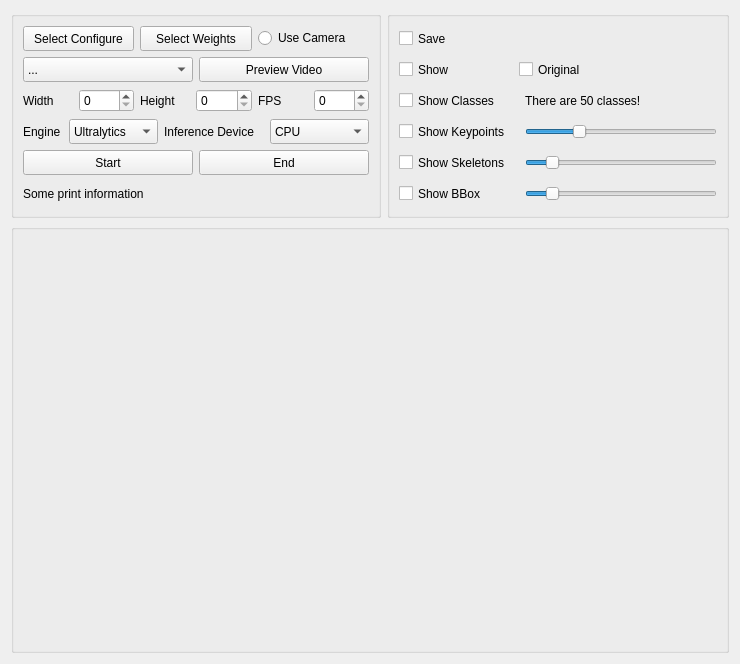
The window that animalposetracker/gui/ui/animalposeinference.ui (wux024/AnimalPoseTracker) describes before a commit, drawn with Qt 5.
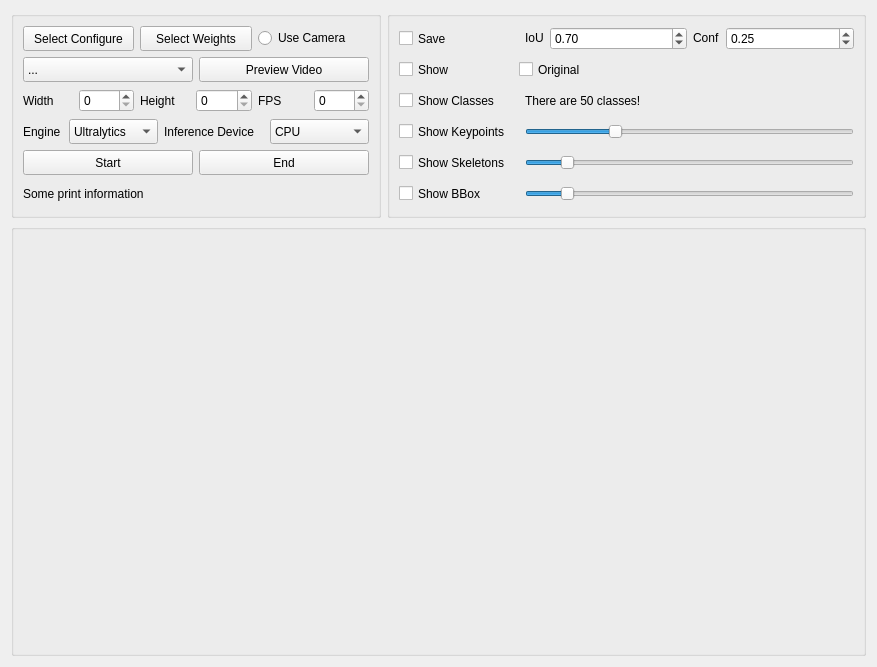
The same window after the commit. Icons and pictures are not drawn.

Diff of the .ui file:
```diff
--- a/animalposetracker/gui/ui/animalposeinference.ui
+++ b/animalposetracker/gui/ui/animalposeinference.ui
@@ -6,8 +6,8 @@
    <rect>
     <x>0</x>
     <y>0</y>
-    <width>740</width>
-    <height>664</height>
+    <width>877</width>
+    <height>667</height>
    </rect>
   </property>
   <property name="sizePolicy">
@@ -471,7 +471,7 @@
        </property>
        <layout class="QVBoxLayout" name="ShowToolsGroupLayout">
         <item>
-         <layout class="QVBoxLayout" name="ShowToolsLayout">
+         <layout class="QHBoxLayout" name="SaveIoUConfLayout">
           <item>
            <widget class="QCheckBox" name="Save">
             <property name="sizePolicy">
@@ -498,6 +498,68 @@
            </widget>
           </item>
           <item>
+           <layout class="QHBoxLayout" name="IoULayout">
+            <item>
+             <widget class="QLabel" name="IoULabel">
+              <property name="sizePolicy">
+               <sizepolicy hsizetype="Fixed" vsizetype="Fixed">
+                <horstretch>0</horstretch>
+                <verstretch>0</verstretch>
+               </sizepolicy>
+              </property>
+              <property name="text">
+               <string>IoU</string>
+              </property>
+             </widget>
+            </item>
+            <item>
+             <widget class="QDoubleSpinBox" name="IoU">
+              <property name="maximum">
+               <double>1.000000000000000</double>
+              </property>
+              <property name="singleStep">
+               <double>0.010000000000000</double>
+              </property>
+              <property name="value">
+               <double>0.700000000000000</double>
+              </property>
+             </widget>
+            </item>
+           </layout>
+          </item>
+          <item>
+           <layout class="QHBoxLayout" name="ConfLayout">
+            <item>
+             <widget class="QLabel" name="ConfLabel">
+              <property name="sizePolicy">
+               <sizepolicy hsizetype="Fixed" vsizetype="Fixed">
+                <horstretch>0</horstretch>
+                <verstretch>0</verstretch>
+               </sizepolicy>
+              </property>
+              <property name="text">
+               <string>Conf</string>
+              </property>
+             </widget>
+            </item>
+            <item>
+             <widget class="QDoubleSpinBox" name="Conf">
+              <property name="maximum">
+               <double>1.000000000000000</double>
+              </property>
+              <property name="singleStep">
+               <double>0.010000000000000</double>
+              </property>
+              <property name="value">
+               <double>0.250000000000000</double>
+              </property>
+             </widget>
+            </item>
+           </layout>
+          </item>
+         </layout>
+        </item>
+        <item>
            <layout class="QHBoxLayout" name="ShowLayout">
             <property name="spacing">
              <number>0</number>
@@ -759,8 +821,6 @@
            </layout>
           </item>
          </layout>
-        </item>
-       </layout>
       </widget>
      </item>
     </layout>
```
Left out of the diff: 5 changed lines with no effect on the pictures. Lines whose indentation alone changed are shown as unchanged.
